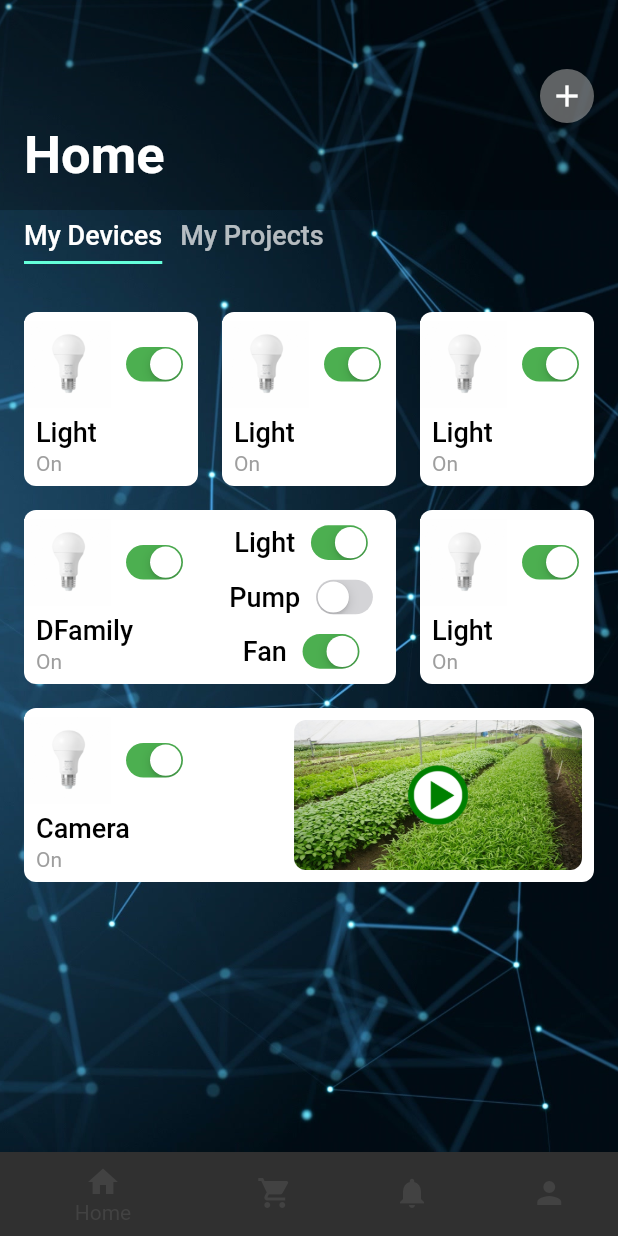
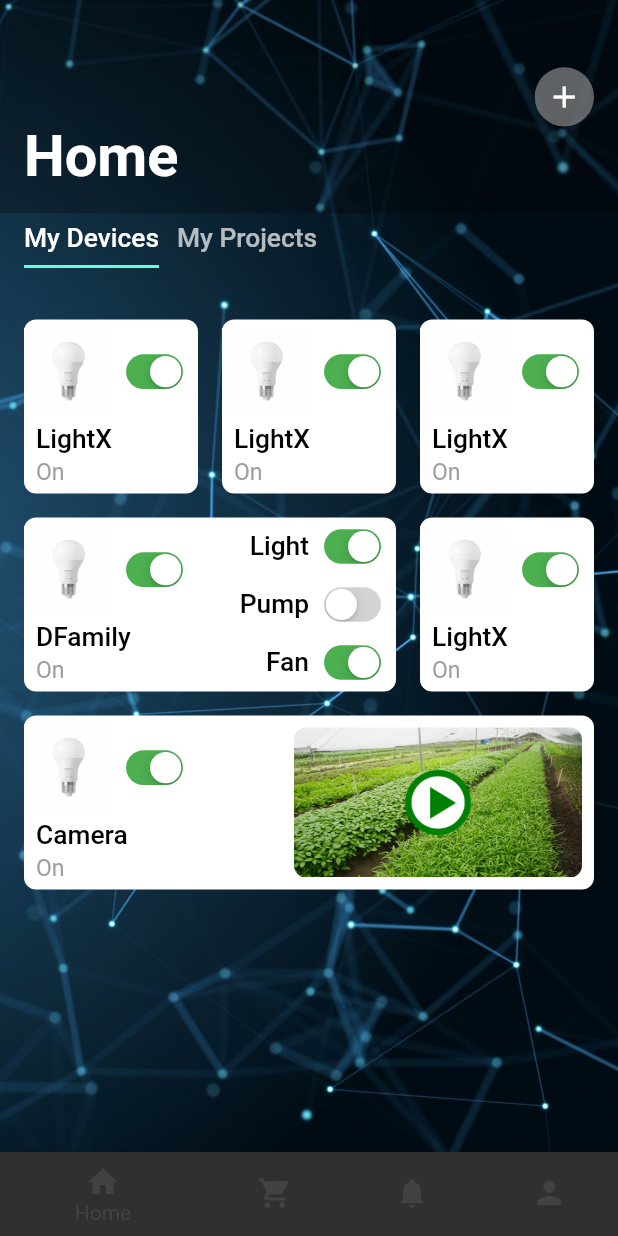
Before and after one commit to hien798/demeter, a Flutter app: the screen it shows after launch, on a phone screen of 412 x 824 dp. Run offline on Flutter 3.47's test engine with Material 2 defaults, Android fonts, the light colour scheme and no system bars; our stand-ins replace percent_indicator.

Commit message:
scale size

```diff
--- a/lib/utils/widget_utils.dart
+++ b/lib/utils/widget_utils.dart
@@ -1,4 +1,12 @@
 import 'package:flutter/material.dart';
+
+scaleWidth(BuildContext context, double width) {
+  return width*(MediaQuery.of(context).size.width/375);
+}
+
+scaleHeight(BuildContext context, double height) {
+  return height*(MediaQuery.of(context).size.height/812);
+}
 
 class BottomNaviTabBar extends StatefulWidget {
   final int initialIndex;
@@ -71,7 +79,7 @@ class _AppbarTitleState extends State<AppbarTitle> {
     return Text(
       widget.titles[_currentIndex],
       style: TextStyle(
-        fontSize: 35,
+        fontSize: scaleWidth(context, 35),
         fontWeight: FontWeight.w600,
       ),
     );
--- a/lib/view/home/dash.dart
+++ b/lib/view/home/dash.dart
@@ -41,7 +41,7 @@ class _DashboardState extends State<Dashboard> with TickerProviderStateMixin {
                     children: <Widget>[
                       Container(
                         width: double.infinity,
-                        height: 140,
+                        height: scaleHeight(context, 140),
                         alignment: Alignment.bottomLeft,
                         padding: EdgeInsets.all(16),
                         color: Colors.black26,
@@ -51,10 +51,10 @@ class _DashboardState extends State<Dashboard> with TickerProviderStateMixin {
                         ),
                       ),
                       Positioned(
-                        top: 36,
+                        top: scaleHeight(context, 36),
                         right: 16,
                         child: Container(
-                          width: 36,
+                          width: scaleWidth(context, 36),
                           child: FloatingActionButton(
                             onPressed: () {},
                             child: Icon(Icons.add, color: Colors.white),
--- a/lib/view/home/home.dart
+++ b/lib/view/home/home.dart
@@ -1,4 +1,5 @@
 import 'package:flutter/material.dart';
+import 'package:my_home/utils/widget_utils.dart';
 import 'package:my_home/view/home/my_devices.dart';
 import 'package:my_home/view/home/my_project.dart';
 
@@ -26,7 +27,7 @@ class _HomePageState extends State<HomePage> with TickerProviderStateMixin, Auto
       crossAxisAlignment: CrossAxisAlignment.start,
       children: <Widget>[
         Container(
-          height: 36,
+          height: scaleHeight(context, 36),
           padding: EdgeInsets.symmetric(horizontal: 10),
           child: TabBar(
             controller: _tabController,
@@ -37,13 +38,13 @@ class _HomePageState extends State<HomePage> with TickerProviderStateMixin, Auto
               Tab(
                 child: Text(
                   'My Devices',
-                  style: TextStyle(fontSize: 18),
+                  style: TextStyle(fontSize: scaleWidth(context, 16)),
                 ),
               ),
               Tab(
                 child: Text(
                   'My Projects',
-                  style: TextStyle(fontSize: 18),
+                  style: TextStyle(fontSize: scaleWidth(context, 16)),
                 ),
               ),
             ],
--- a/lib/view/home/my_devices.dart
+++ b/lib/view/home/my_devices.dart
@@ -1,5 +1,6 @@
 import 'package:flutter/cupertino.dart';
 import 'package:flutter/material.dart';
+import 'package:my_home/utils/widget_utils.dart';
 
 class MyDevice extends StatefulWidget {
   @override
@@ -27,13 +28,13 @@ class _MyDeviceState extends State<MyDevice> with AutomaticKeepAliveClientMixin
         ),
         Container(
           width: double.infinity,
-          height: 64,
-          margin: EdgeInsets.symmetric(vertical: 64, horizontal: 16),
+          height: scaleWidth(context, 64),
+          margin: EdgeInsets.symmetric(vertical: scaleWidth(context, 64), horizontal: 16),
           child: RaisedButton(
             onPressed: () {},
             child: Text(
               'Add Device',
-              style: TextStyle(fontSize: 18),
+              style: TextStyle(fontSize: scaleWidth(context, 16)),
             ),
             color: Colors.white.withOpacity(0.4),
             shape: RoundedRectangleBorder(
@@ -47,7 +48,7 @@ class _MyDeviceState extends State<MyDevice> with AutomaticKeepAliveClientMixin
 
   Widget _buildDevices() {
     return ListView(
-      padding: EdgeInsets.symmetric(horizontal: 8, vertical: 24),
+      padding: EdgeInsets.symmetric(horizontal: 8, vertical: scaleWidth(context, 24)),
       children: <Widget>[
         Row(
           children: List.generate(3, (index) => _buildSmallDevice()),
@@ -109,11 +110,11 @@ class _MyDeviceState extends State<MyDevice> with AutomaticKeepAliveClientMixin
             child: Padding(
               padding: EdgeInsets.symmetric(horizontal: 8),
               child: Text(
-                'Light',
+                'LightX',
                 style: TextStyle(
                   color: Colors.black,
                   fontWeight: FontWeight.w500,
-                  fontSize: 18,
+                  fontSize: scaleWidth(context, 16),
                 ),
               ),
             ),
@@ -126,6 +127,7 @@ class _MyDeviceState extends State<MyDevice> with AutomaticKeepAliveClientMixin
                 'On',
                 style: TextStyle(
                   color: Colors.grey,
+                  fontSize: scaleWidth(context, 14),
                 ),
               ),
             ),
@@ -148,8 +150,10 @@ class _MyDeviceState extends State<MyDevice> with AutomaticKeepAliveClientMixin
         color: Colors.white,
       ),
       child: Row(
+        mainAxisAlignment: MainAxisAlignment.end,
         children: <Widget>[
-          Expanded(
+          Container(
+            width: width,
             child: Column(
               crossAxisAlignment: CrossAxisAlignment.start,
               children: <Widget>[
@@ -184,7 +188,7 @@ class _MyDeviceState extends State<MyDevice> with AutomaticKeepAliveClientMixin
                       style: TextStyle(
                         color: Colors.black,
                         fontWeight: FontWeight.w500,
-                        fontSize: 18,
+                        fontSize: scaleWidth(context, 16),
                       ),
                     ),
                   ),
@@ -197,6 +201,7 @@ class _MyDeviceState extends State<MyDevice> with AutomaticKeepAliveClientMixin
                       'On',
                       style: TextStyle(
                         color: Colors.grey,
+                        fontSize: scaleWidth(context, 14),
                       ),
                     ),
                   ),
@@ -204,32 +209,36 @@ class _MyDeviceState extends State<MyDevice> with AutomaticKeepAliveClientMixin
               ],
             ),
           ),
-          SizedBox(width: 16),
+//          SizedBox(width: 16),
           Expanded(
+            child: Container(
               child: Column(
-              mainAxisAlignment: MainAxisAlignment.spaceEvenly,
-              crossAxisAlignment: CrossAxisAlignment.center,
+                mainAxisAlignment: MainAxisAlignment.spaceAround,
+                crossAxisAlignment: CrossAxisAlignment.end,
                 children: <Widget>[
                   Container(
                     height: width / 4,
                     child: Row(
-                    mainAxisAlignment: MainAxisAlignment.center,
+                      mainAxisAlignment: MainAxisAlignment.end,
                       children: <Widget>[
                         Text(
                           'Light',
                           style: TextStyle(
                             color: Colors.black,
                             fontWeight: FontWeight.w500,
-                          fontSize: 18,
+                            fontSize: scaleWidth(context, 16),
                           ),
                         ),
-                      Transform.scale(
+                        Container(
+                          width: width/2,
+                          child: Transform.scale(
                             scale: switchScale,
                             child: CupertinoSwitch(
                               // width 59, height 39
                               value: true,
                               activeColor: Colors.green,
                               onChanged: (value) {},
+                            ),
                           ),
                         )
                       ],
@@ -238,22 +247,25 @@ class _MyDeviceState extends State<MyDevice> with AutomaticKeepAliveClientMixin
                   Container(
                     height: width / 4,
                     child: Row(
-                    mainAxisAlignment: MainAxisAlignment.center,
+                      mainAxisAlignment: MainAxisAlignment.end,
                       children: <Widget>[
                         Text(
                           'Pump',
                           style: TextStyle(
                             color: Colors.black,
                             fontWeight: FontWeight.w500,
-                          fontSize: 18,
+                            fontSize: scaleWidth(context, 16),
                           ),
                         ),
-                      Transform.scale(
+                        Container(
+                          width: width/2,
+                          child: Transform.scale(
                             scale: switchScale,
                             child: CupertinoSwitch(
                               value: false,
                               activeColor: Colors.green,
                               onChanged: (value) {},
+                            ),
                           ),
                         )
                       ],
@@ -262,28 +274,32 @@ class _MyDeviceState extends State<MyDevice> with AutomaticKeepAliveClientMixin
                   Container(
                     height: width / 4,
                     child: Row(
-                    mainAxisAlignment: MainAxisAlignment.center,
+                      mainAxisAlignment: MainAxisAlignment.end,
                       children: <Widget>[
                         Text(
                           'Fan',
                           style: TextStyle(
                             color: Colors.black,
                             fontWeight: FontWeight.w500,
-                          fontSize: 18,
+                            fontSize: scaleWidth(context, 16),
                           ),
                         ),
-                      Transform.scale(
+                        Container(
+                          width: width/2,
+                          child: Transform.scale(
                             scale: switchScale,
                             child: CupertinoSwitch(
                               value: true,
                               activeColor: Colors.green,
                               onChanged: (value) {},
                             ),
+                          ),
                         )
                       ],
                     ),
                   ),
                 ],
+              ),
             ),
           ),
         ],
@@ -341,7 +357,7 @@ class _MyDeviceState extends State<MyDevice> with AutomaticKeepAliveClientMixin
                       style: TextStyle(
                         color: Colors.black,
                         fontWeight: FontWeight.w500,
-                        fontSize: 18,
+                        fontSize: scaleWidth(context, 16),
                       ),
                     ),
                   ),
@@ -354,6 +370,7 @@ class _MyDeviceState extends State<MyDevice> with AutomaticKeepAliveClientMixin
                       'On',
                       style: TextStyle(
                         color: Colors.grey,
+                        fontSize: scaleWidth(context, 14),
                       ),
                     ),
                   ),
@@ -379,8 +396,8 @@ class _MyDeviceState extends State<MyDevice> with AutomaticKeepAliveClientMixin
                     ),
                     child: Center(
                       child: Container(
-                        width: 40,
-                        height: 40,
+                        width: scaleWidth(context, 40),
+                        height: scaleWidth(context, 40),
                         child: Image.asset('assets/images/ic_play.png'),
                       ),
                     ),
```
Also changed, not shown: lib/view/home/my_project.dart (+36 -10 lines). Lines whose indentation alone changed are shown as unchanged.
